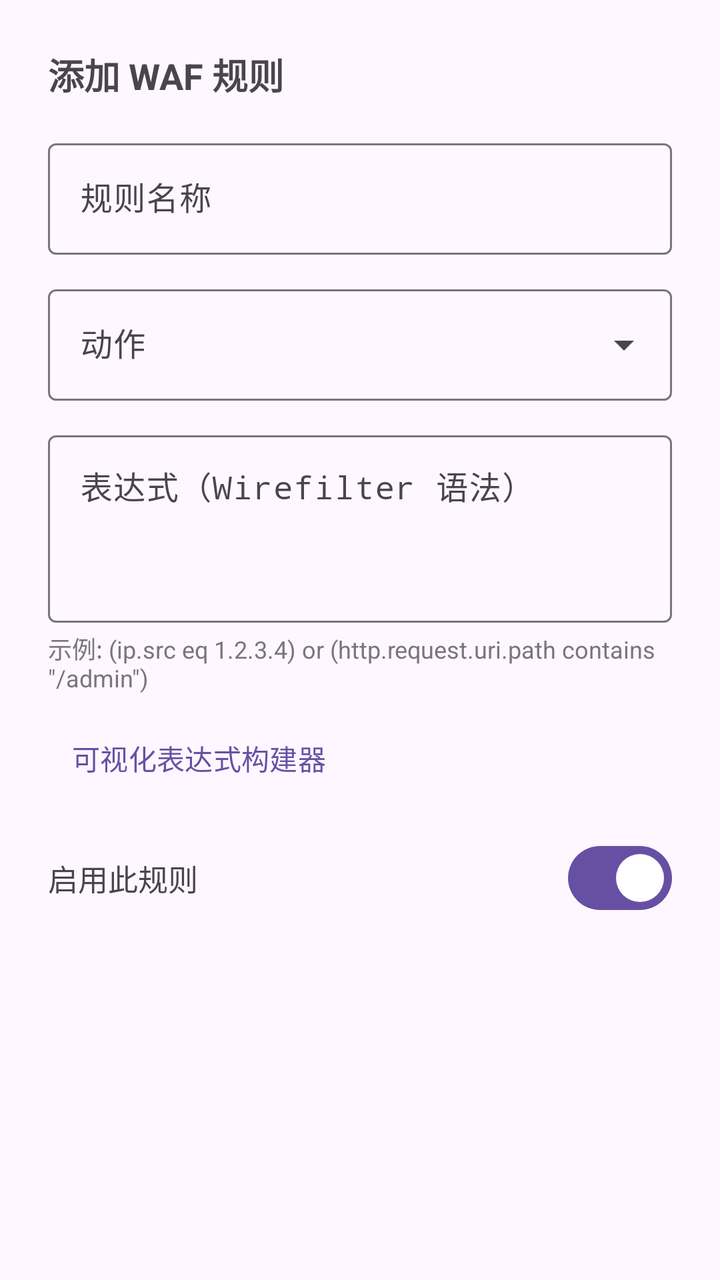
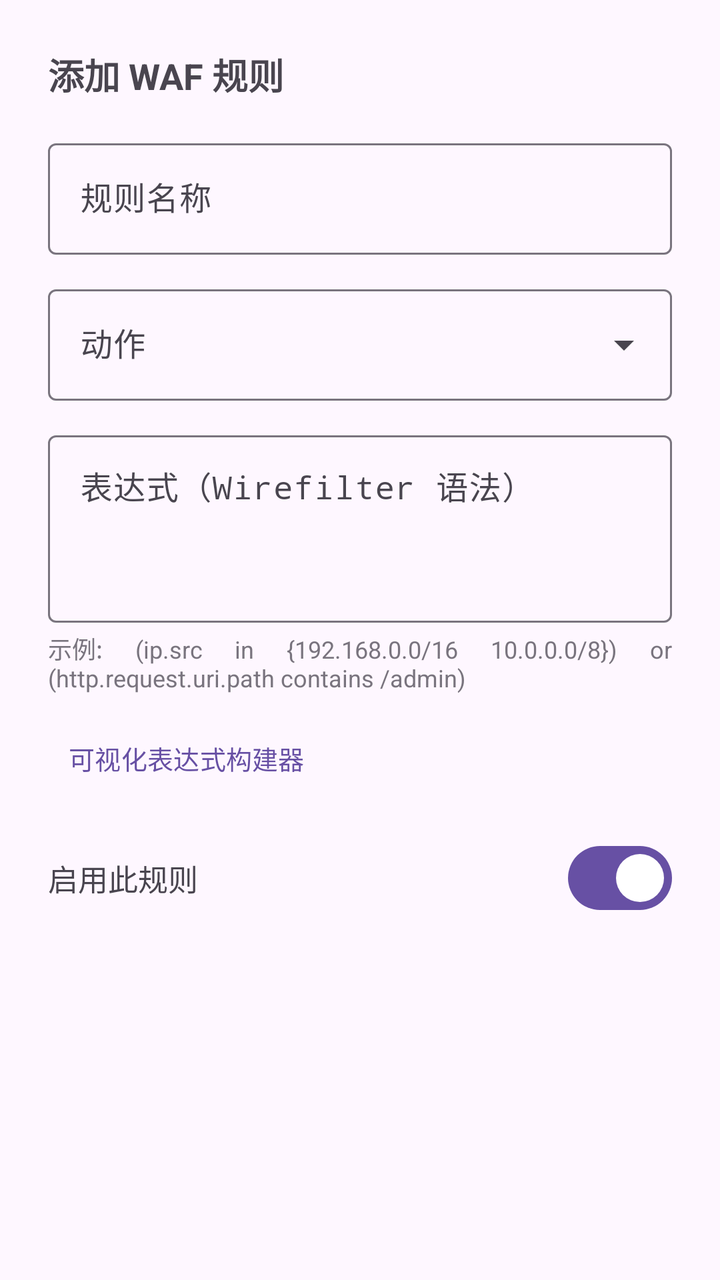

An Android layout rendered at two revisions. The XML below is the earlier revision; the diff shows what the commit changed to produce the second picture.
<!-- AndroidManifest.xml: application theme AppTheme -->
<!-- res/layout/dialog_waf_rule.xml -->
<?xml version="1.0" encoding="utf-8"?>
<ScrollView xmlns:android="http://schemas.android.com/apk/res/android"
    android:layout_width="match_parent"
    android:layout_height="wrap_content"
    android:maxHeight="600dp">

    <LinearLayout
        android:layout_width="match_parent"
        android:layout_height="wrap_content"
        android:orientation="vertical"
        android:padding="24dp">

        <TextView
            android:id="@+id/formTitle"
            android:layout_width="wrap_content"
            android:layout_height="wrap_content"
            android:text="添加 WAF 规则"
            android:textSize="18sp"
            android:textStyle="bold"
            android:layout_marginBottom="16dp" />

        <com.google.android.material.textfield.TextInputLayout
            android:layout_width="match_parent"
            android:layout_height="wrap_content"
            android:hint="规则名称"
            android:layout_marginBottom="12dp"
            style="@style/Widget.Material3.TextInputLayout.OutlinedBox">

            <com.google.android.material.textfield.TextInputEditText
                android:id="@+id/nameInput"
                android:layout_width="match_parent"
                android:layout_height="wrap_content"
                android:inputType="text"
                android:maxLines="1" />
        </com.google.android.material.textfield.TextInputLayout>

        <com.google.android.material.textfield.TextInputLayout
            android:layout_width="match_parent"
            android:layout_height="wrap_content"
            android:hint="动作"
            android:layout_marginBottom="12dp"
            style="@style/Widget.Material3.TextInputLayout.OutlinedBox.ExposedDropdownMenu">

            <AutoCompleteTextView
                android:id="@+id/actionInput"
                android:layout_width="match_parent"
                android:layout_height="wrap_content"
                android:inputType="none" />
        </com.google.android.material.textfield.TextInputLayout>

        <com.google.android.material.textfield.TextInputLayout
            android:layout_width="match_parent"
            android:layout_height="wrap_content"
            android:hint="表达式（Wirefilter 语法）"
            android:layout_marginBottom="4dp"
            style="@style/Widget.Material3.TextInputLayout.OutlinedBox">

            <com.google.android.material.textfield.TextInputEditText
                android:id="@+id/expressionInput"
                android:layout_width="match_parent"
                android:layout_height="wrap_content"
                android:inputType="textMultiLine"
                android:fontFamily="monospace"
                android:minLines="3"
                android:gravity="top|start" />
        </com.google.android.material.textfield.TextInputLayout>

        <TextView
            android:layout_width="wrap_content"
            android:layout_height="wrap_content"
            android:text='示例: (ip.src eq 1.2.3.4) or (http.request.uri.path contains "/admin")'
            android:textSize="12sp"
            android:textColor="?attr/colorOutline"
            android:layout_marginBottom="8dp" />

        <com.google.android.material.button.MaterialButton
            android:id="@+id/expressionBuilderBtn"
            style="@style/Widget.Material3.Button.TextButton"
            android:layout_width="wrap_content"
            android:layout_height="wrap_content"
            android:text="可视化表达式构建器"
            android:layout_marginBottom="12dp" />

        <LinearLayout
            android:layout_width="match_parent"
            android:layout_height="wrap_content"
            android:orientation="horizontal"
            android:gravity="center_vertical"
            android:layout_marginBottom="16dp">

            <TextView
                android:layout_width="0dp"
                android:layout_height="wrap_content"
                android:layout_weight="1"
                android:text="启用此规则"
                android:textSize="15sp" />

            <com.google.android.material.materialswitch.MaterialSwitch
                android:id="@+id/enabledSwitch"
                android:layout_width="wrap_content"
                android:layout_height="wrap_content"
                android:checked="true" />
        </LinearLayout>

    </LinearLayout>
</ScrollView>
<!-- resources referenced by this layout -->
<resources>
  <style name="AppTheme" parent="Base.AppTheme" />
  <style name="Base.AppTheme" parent="Theme.Material3.DayNight.NoActionBar">
      
      
    </style>
</resources>

<!-- the commit's change to res/layout/dialog_waf_rule.xml (unified diff, before → after) -->
@@ -14,7 +14,7 @@
             android:id="@+id/formTitle"
             android:layout_width="wrap_content"
             android:layout_height="wrap_content"
-            android:text="添加 WAF 规则"
+            android:text="@string/waf_add_rule_title"
             android:textSize="18sp"
             android:textStyle="bold"
             android:layout_marginBottom="16dp" />
@@ -22,7 +22,7 @@
         <com.google.android.material.textfield.TextInputLayout
             android:layout_width="match_parent"
             android:layout_height="wrap_content"
-            android:hint="规则名称"
+            android:hint="@string/waf_rule_name"
             android:layout_marginBottom="12dp"
             style="@style/Widget.Material3.TextInputLayout.OutlinedBox">
 
@@ -37,7 +37,7 @@
         <com.google.android.material.textfield.TextInputLayout
             android:layout_width="match_parent"
             android:layout_height="wrap_content"
-            android:hint="动作"
+            android:hint="@string/access_rule_action"
             android:layout_marginBottom="12dp"
             style="@style/Widget.Material3.TextInputLayout.OutlinedBox.ExposedDropdownMenu">
 
@@ -51,7 +51,7 @@
         <com.google.android.material.textfield.TextInputLayout
             android:layout_width="match_parent"
             android:layout_height="wrap_content"
-            android:hint="表达式（Wirefilter 语法）"
+            android:hint="@string/waf_expression_hint"
             android:layout_marginBottom="4dp"
             style="@style/Widget.Material3.TextInputLayout.OutlinedBox">
 
@@ -68,7 +68,7 @@
         <TextView
             android:layout_width="wrap_content"
             android:layout_height="wrap_content"
-            android:text='示例: (ip.src eq 1.2.3.4) or (http.request.uri.path contains "/admin")'
+            android:text="@string/waf_expression_example"
             android:textSize="12sp"
             android:textColor="?attr/colorOutline"
             android:layout_marginBottom="8dp" />
@@ -78,7 +78,7 @@
             style="@style/Widget.Material3.Button.TextButton"
             android:layout_width="wrap_content"
             android:layout_height="wrap_content"
-            android:text="可视化表达式构建器"
+            android:text="@string/waf_expression_builder_title"
             android:layout_marginBottom="12dp" />
 
         <LinearLayout
@@ -92,7 +92,7 @@
                 android:layout_width="0dp"
                 android:layout_height="wrap_content"
                 android:layout_weight="1"
-                android:text="启用此规则"
+                android:text="@string/waf_enable_rule"
                 android:textSize="15sp" />
 
             <com.google.android.material.materialswitch.MaterialSwitch
<!-- resource entries referenced after the edit -->
@@ -1,9 +1,59 @@
 <!-- resources referenced by this layout -->
 <resources>
+  <string name="access_rule_action">动作</string>
+  <string name="waf_add_rule_title">添加 WAF 规则</string>
+  <string name="waf_enable_rule">启用此规则</string>
+  <string name="waf_expression_builder_title">可视化表达式构建器</string>
+  <string name="waf_expression_example">示例: (ip.src in {192.168.0.0/16 10.0.0.0/8}) or (http.request.uri.path contains "/admin")</string>
+  <string name="waf_expression_hint">表达式（Wirefilter 语法）</string>
+  <string name="waf_rule_name">规则名称</string>
   <style name="AppTheme" parent="Base.AppTheme" />
   <style name="Base.AppTheme" parent="Theme.Material3.DayNight.NoActionBar">
       
       
+  
+      
+      <item name="android:textViewStyle">@style/AppTextView</item>
+      <item name="android:buttonStyle">@style/AppButton</item>
+      <item name="materialButtonStyle">@style/AppMaterialButton</item>
+      <item name="chipStyle">@style/AppChip</item>
     </style>
+  <style name="AppTextView" parent="@android:style/Widget.DeviceDefault.TextView">
+      <item name="android:breakStrategy">simple</item>
+      <item name="android:hyphenationFrequency">full</item>
+      <item name="android:ellipsize">end</item>
+      <item name="android:justificationMode">inter_word</item>
+      <item name="android:textIsSelectable">false</item>
+    </style>
+  <style name="AppButton" parent="Widget.Material3.Button">
+      <item name="android:minHeight">@dimen/app_button_min_height</item>
+      <item name="android:minWidth">@dimen/app_button_min_width</item>
+      <item name="android:maxLines">2</item>
+      <item name="android:ellipsize">end</item>
+      <item name="android:paddingStart">@dimen/app_button_padding_h</item>
+      <item name="android:paddingEnd">@dimen/app_button_padding_h</item>
+      <item name="android:breakStrategy">simple</item>
+      <item name="android:hyphenationFrequency">full</item>
+      <item name="android:textSize">@dimen/app_button_text_size</item>
+    </style>
+  <style name="AppMaterialButton" parent="Widget.Material3.Button">
+      <item name="android:minHeight">@dimen/app_button_min_height</item>
+      <item name="android:minWidth">@dimen/app_button_min_width</item>
+      <item name="android:maxLines">2</item>
+      <item name="android:ellipsize">end</item>
+      <item name="android:paddingStart">@dimen/app_button_padding_h</item>
+      <item name="android:paddingEnd">@dimen/app_button_padding_h</item>
+      <item name="android:breakStrategy">simple</item>
+      <item name="android:hyphenationFrequency">full</item>
+      <item name="android:textAllCaps">false</item>
+      <item name="android:textSize">@dimen/app_button_text_size</item>
+    </style>
+  <style name="AppChip" parent="Widget.Material3.Chip.Assist">
+      <item name="android:textIsSelectable">false</item>
+    </style>
+  <dimen name="app_button_min_height">48dp</dimen>
+  <dimen name="app_button_min_width">112dp</dimen>
+  <dimen name="app_button_padding_h">10dp</dimen>
+  <dimen name="app_button_text_size">13sp</dimen>
 </resources>
 
